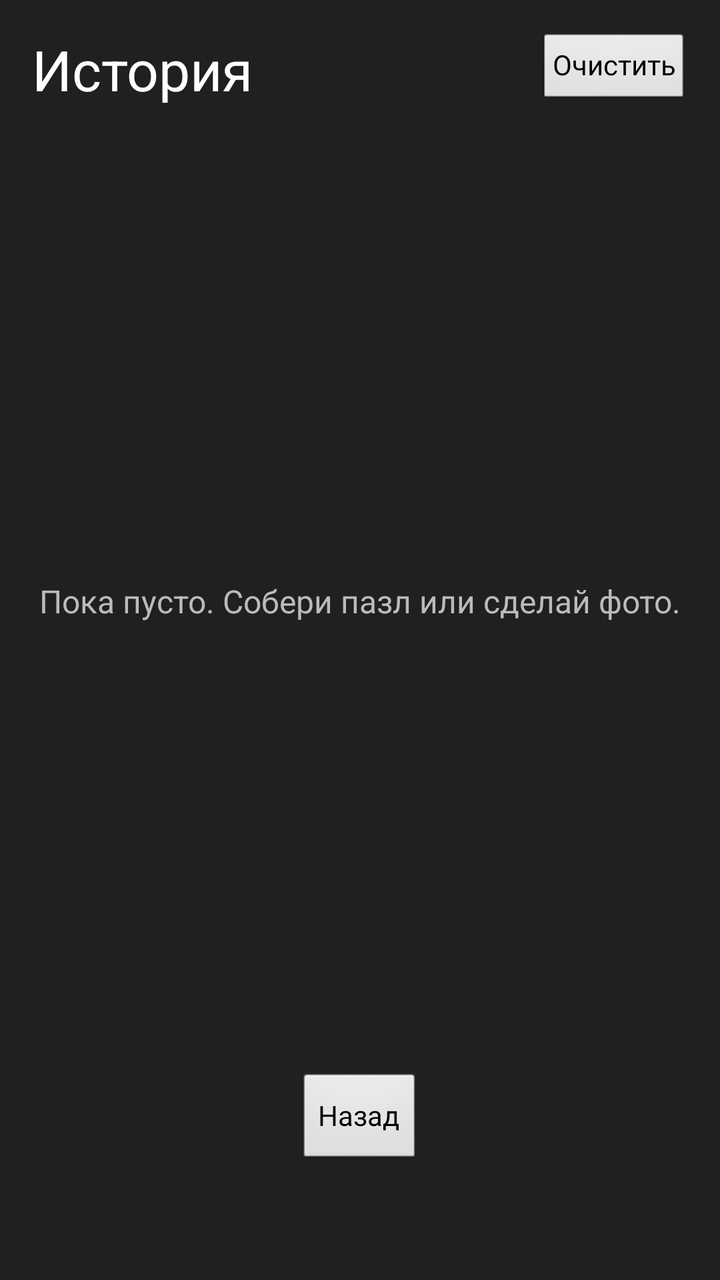
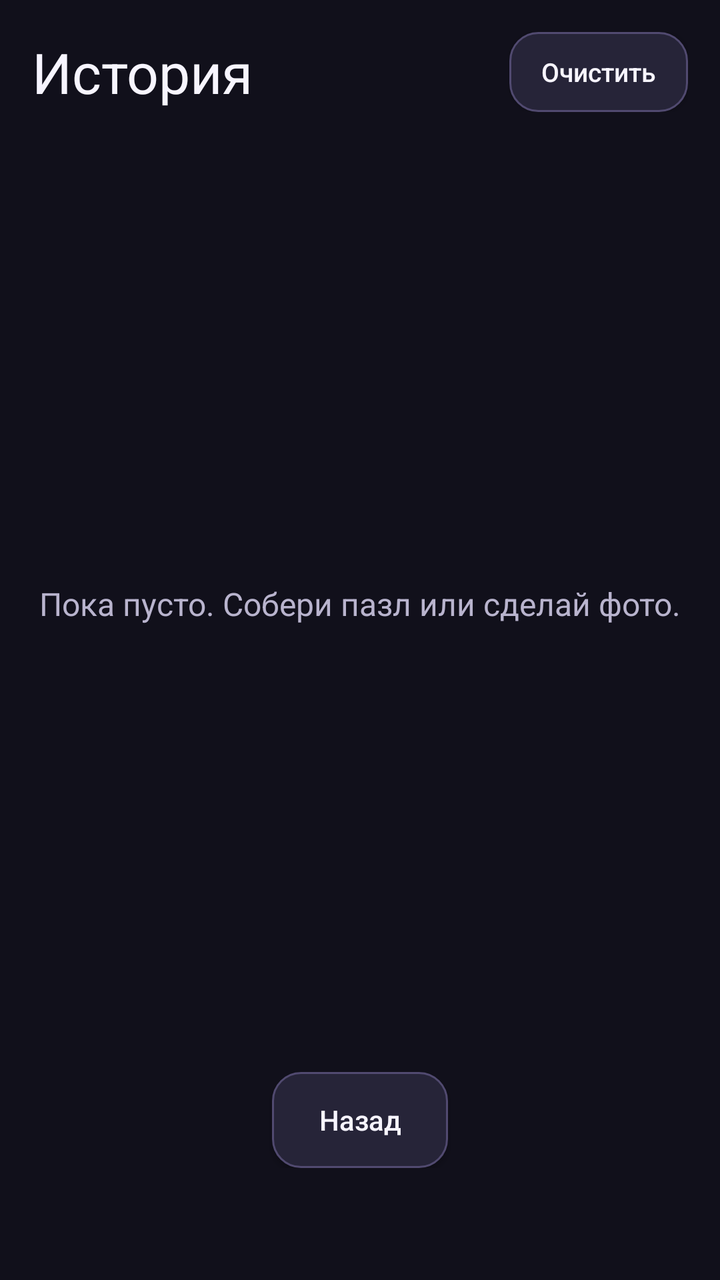

Screens rendered from an Android XML layout before and after an edit, with the pre-edit source and the edit as a unified diff.
<!-- AndroidManifest.xml: application theme AppTheme -->
<!-- res/layout/activity_history.xml -->
<?xml version="1.0" encoding="utf-8"?>
<FrameLayout xmlns:android="http://schemas.android.com/apk/res/android"
    android:layout_width="match_parent"
    android:layout_height="match_parent"
    android:background="#202020">

    <LinearLayout
        android:layout_width="match_parent"
        android:layout_height="match_parent"
        android:orientation="vertical"
        android:paddingStart="16dp"
        android:paddingTop="16dp"
        android:paddingEnd="16dp"
        android:paddingBottom="56dp">

        <LinearLayout
            android:layout_width="match_parent"
            android:layout_height="wrap_content"
            android:gravity="center_vertical"
            android:orientation="horizontal">

            <TextView
                android:layout_width="0dp"
                android:layout_height="wrap_content"
                android:layout_weight="1"
                android:text="@string/history_title"
                android:textColor="#FFFFFF"
                android:textSize="28sp" />

            <Button
                android:id="@+id/button_clear"
                style="?android:attr/buttonStyleSmall"
                android:layout_width="wrap_content"
                android:layout_height="wrap_content"
                android:text="@string/button_clear" />
        </LinearLayout>

        <FrameLayout
            android:layout_width="match_parent"
            android:layout_height="0dp"
            android:layout_marginTop="12dp"
            android:layout_weight="1">

            <ListView
                android:id="@+id/list_history"
                android:layout_width="match_parent"
                android:layout_height="match_parent"
                android:divider="#404040"
                android:dividerHeight="1dp" />

            <TextView
                android:id="@+id/text_empty"
                android:layout_width="match_parent"
                android:layout_height="wrap_content"
                android:layout_gravity="center"
                android:gravity="center"
                android:text="@string/history_empty"
                android:textColor="#BBBBBB"
                android:textSize="16sp" />
        </FrameLayout>

        <Button
            android:id="@+id/button_back"
            android:layout_width="wrap_content"
            android:layout_height="wrap_content"
            android:layout_gravity="center_horizontal"
            android:text="@string/button_back" />
    </LinearLayout>

    
    <ImageView
        android:id="@+id/full_photo"
        android:layout_width="match_parent"
        android:layout_height="match_parent"
        android:background="#000000"
        android:scaleType="fitCenter"
        android:visibility="gone" />
</FrameLayout>
<!-- resources referenced by this layout -->
<resources>
  <string name="button_back">Назад</string>
  <string name="button_clear">Очистить</string>
  <string name="history_empty">Пока пусто. Собери пазл или сделай фото.</string>
  <string name="history_title">История</string>
  <style name="AppTheme" parent="android:Theme.NoTitleBar.Fullscreen">
          <item name="android:windowNoTitle">true</item>
          <item name="android:windowFullscreen">true</item>
          <item name="android:windowContentOverlay">@null</item>
      </style>
</resources>

<!-- the commit's change to res/layout/activity_history.xml (unified diff, before → after) -->
@@ -2,7 +2,7 @@
 <FrameLayout xmlns:android="http://schemas.android.com/apk/res/android"
     android:layout_width="match_parent"
     android:layout_height="match_parent"
-    android:background="#202020">
+    android:background="@color/colorBackground">
 
     <LinearLayout
         android:layout_width="match_parent"
@@ -24,12 +24,12 @@
                 android:layout_height="wrap_content"
                 android:layout_weight="1"
                 android:text="@string/history_title"
-                android:textColor="#FFFFFF"
+                android:textColor="@color/colorTextPrimary"
                 android:textSize="28sp" />
 
             <Button
                 android:id="@+id/button_clear"
-                style="?android:attr/buttonStyleSmall"
+                style="@style/ClearActionButton"
                 android:layout_width="wrap_content"
                 android:layout_height="wrap_content"
                 android:text="@string/button_clear" />
@@ -45,8 +45,8 @@
                 android:id="@+id/list_history"
                 android:layout_width="match_parent"
                 android:layout_height="match_parent"
-                android:divider="#404040"
-                android:dividerHeight="1dp" />
+                android:divider="@android:color/transparent"
+                android:dividerHeight="12dp" />
 
             <TextView
                 android:id="@+id/text_empty"
@@ -55,7 +55,7 @@
                 android:layout_gravity="center"
                 android:gravity="center"
                 android:text="@string/history_empty"
-                android:textColor="#BBBBBB"
+                android:textColor="@color/colorTextSecondary"
                 android:textSize="16sp" />
         </FrameLayout>
 
<!-- resource entries referenced after the edit -->
@@ -1,13 +1,68 @@
 <!-- resources referenced by this layout -->
 <resources>
+  <color name="colorBackground">#11101B</color>
+  <color name="colorTextPrimary">#F7F5FF</color>
+  <color name="colorTextSecondary">#B9B4CE</color>
   <string name="button_back">Назад</string>
   <string name="button_clear">Очистить</string>
   <string name="history_empty">Пока пусто. Собери пазл или сделай фото.</string>
   <string name="history_title">История</string>
-  <style name="AppTheme" parent="android:Theme.NoTitleBar.Fullscreen">
+  <style name="ClearActionButton" parent="AppButton">
+          <item name="android:minHeight">40dp</item>
+          <item name="android:paddingStart">16dp</item>
+          <item name="android:paddingEnd">16dp</item>
+          <item name="android:textSize">13sp</item>
+          <item name="android:elevation">0dp</item>
+          <item name="android:background">@drawable/bg_button_secondary</item>
+      </style>
+  <style name="AppTheme" parent="@android:style/Theme.Material.NoActionBar">
           <item name="android:windowNoTitle">true</item>
           <item name="android:windowFullscreen">true</item>
           <item name="android:windowContentOverlay">@null</item>
+          <item name="android:windowBackground">@color/colorBackground</item>
+          <item name="android:colorAccent">@color/colorAccent</item>
+          <item name="android:navigationBarColor">@color/colorBackground</item>
+          <item name="android:windowLightNavigationBar">false</item>
+          <item name="android:buttonStyle">@style/AppButton</item>
       </style>
+  <style name="AppButton" parent="@android:style/Widget.Material.Button">
+          <item name="android:background">@drawable/bg_button_secondary</item>
+          <item name="android:textColor">@color/colorTextPrimary</item>
+          <item name="android:textAllCaps">false</item>
+          <item name="android:textSize">14sp</item>
+          <item name="android:fontFamily">sans-serif-medium</item>
+          <item name="android:minHeight">48dp</item>
+          <item name="android:insetTop">0dp</item>
+          <item name="android:insetBottom">0dp</item>
+          <item name="android:paddingStart">20dp</item>
+          <item name="android:paddingEnd">20dp</item>
+          <item name="android:elevation">2dp</item>
+      </style>
+  <!-- drawable bg_button_secondary (drawable) -->
+  <?xml version="1.0" encoding="utf-8"?>
+  <selector xmlns:android="http://schemas.android.com/apk/res/android">
+      <item android:state_enabled="false">
+          <shape android:shape="rectangle">
+              <corners android:radius="14dp" />
+              <solid android:color="#242235" />
+              <stroke android:width="1dp" android:color="#38334D" />
+          </shape>
+      </item>
+      <item android:state_pressed="true">
+          <shape android:shape="rectangle">
+              <corners android:radius="14dp" />
+              <solid android:color="#39334F" />
+              <stroke android:width="1dp" android:color="#A99BFF" />
+          </shape>
+      </item>
+      <item>
+          <shape android:shape="rectangle">
+              <corners android:radius="14dp" />
+              <solid android:color="#262438" />
+              <stroke android:width="1dp" android:color="#514A70" />
+          </shape>
+      </item>
+  </selector>
+  <color name="colorAccent">#A99BFF</color>
 </resources>
 
